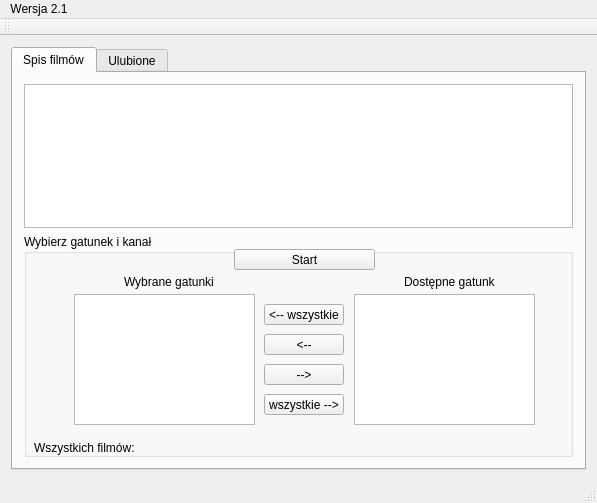
Qt form mainwindow.ui (lukaszres/QProgramTV) before a commit.
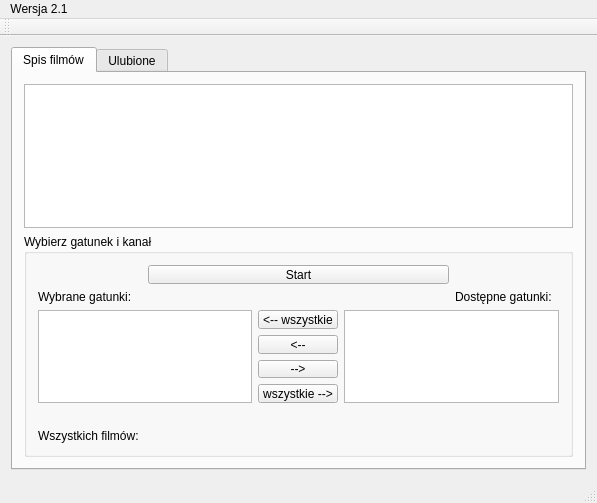
The same form after that commit. Icons and pictures are not drawn.

Diff of the .ui file:
```diff
--- a/mainwindow.ui
+++ b/mainwindow.ui
@@ -67,54 +67,30 @@
           <property name="title">
            <string>Wybierz gatunek i kanał</string>
           </property>
-          <widget class="QLabel" name="label">
-           <property name="geometry">
-            <rect>
-             <x>10</x>
-             <y>204</y>
-             <width>170</width>
-             <height>20</height>
-            </rect>
-           </property>
-           <property name="text">
-            <string>Wszystkich filmów:</string>
-           </property>
-          </widget>
-          <widget class="QLabel" name="label_2">
-           <property name="geometry">
-            <rect>
-             <x>10</x>
-             <y>190</y>
-             <width>541</width>
-             <height>20</height>
-            </rect>
-           </property>
-           <property name="text">
-            <string/>
-           </property>
-          </widget>
+          <layout class="QGridLayout" name="gridLayout_3">
+           <item row="0" column="1" colspan="3">
           <widget class="QPushButton" name="pushButton_Start">
-           <property name="geometry">
-            <rect>
-             <x>210</x>
-             <y>15</y>
-             <width>141</width>
-             <height>21</height>
-            </rect>
-           </property>
            <property name="text">
             <string>Start</string>
            </property>
           </widget>
+           </item>
+           <item row="1" column="0">
+            <widget class="QLabel" name="label_3">
+             <property name="text">
+              <string>Wybrane gatunki:</string>
+             </property>
+            </widget>
+           </item>
+           <item row="1" column="4">
+            <widget class="QLabel" name="label_4">
+             <property name="text">
+              <string>Dostępne gatunki:</string>
+             </property>
+            </widget>
+           </item>
+           <item row="2" column="0" rowspan="4" colspan="2">
           <widget class="QListView" name="listView_ChoosedGenres">
-           <property name="geometry">
-            <rect>
-             <x>50</x>
-             <y>60</y>
-             <width>181</width>
-             <height>131</height>
-            </rect>
-           </property>
            <property name="editTriggers">
             <set>QAbstractItemView::NoEditTriggers</set>
            </property>
@@ -122,15 +98,16 @@
             <enum>QAbstractItemView::ExtendedSelection</enum>
            </property>
           </widget>
+           </item>
+           <item row="2" column="2">
+            <widget class="QPushButton" name="pushButton_AddAllGenres">
+             <property name="text">
+              <string>&lt;-- wszystkie</string>
+             </property>
+            </widget>
+           </item>
+           <item row="2" column="3" rowspan="4" colspan="2">
           <widget class="QListView" name="listView_LeftGenres">
-           <property name="geometry">
-            <rect>
-             <x>330</x>
-             <y>60</y>
-             <width>181</width>
-             <height>131</height>
-            </rect>
-           </property>
            <property name="editTriggers">
             <set>QAbstractItemView::NoEditTriggers</set>
            </property>
@@ -138,84 +115,43 @@
             <enum>QAbstractItemView::ExtendedSelection</enum>
            </property>
           </widget>
+           </item>
+           <item row="3" column="2">
           <widget class="QPushButton" name="pushButton_AddGenres">
-           <property name="geometry">
-            <rect>
-             <x>240</x>
-             <y>100</y>
-             <width>80</width>
-             <height>21</height>
-            </rect>
-           </property>
            <property name="text">
             <string>&lt;--</string>
            </property>
           </widget>
+           </item>
+           <item row="4" column="2">
           <widget class="QPushButton" name="pushButton_RemoveGenres">
-           <property name="geometry">
-            <rect>
-             <x>240</x>
-             <y>130</y>
-             <width>80</width>
-             <height>21</height>
-            </rect>
-           </property>
            <property name="text">
             <string>--&gt;</string>
            </property>
           </widget>
-          <widget class="QPushButton" name="pushButton_AddAllGenres">
-           <property name="geometry">
-            <rect>
-             <x>240</x>
-             <y>70</y>
-             <width>80</width>
-             <height>21</height>
-            </rect>
-           </property>
-           <property name="text">
-            <string>&lt;-- wszystkie</string>
-           </property>
-          </widget>
+           </item>
+           <item row="5" column="2">
           <widget class="QPushButton" name="pushButton_RemoveAllGenres">
-           <property name="geometry">
-            <rect>
-             <x>240</x>
-             <y>160</y>
-             <width>80</width>
-             <height>21</height>
-            </rect>
-           </property>
            <property name="text">
             <string>wszystkie --&gt;</string>
            </property>
           </widget>
-          <widget class="QLabel" name="label_3">
-           <property name="geometry">
-            <rect>
-             <x>100</x>
-             <y>40</y>
-             <width>91</width>
-             <height>16</height>
-            </rect>
-           </property>
+           </item>
+           <item row="6" column="0" colspan="5">
+            <widget class="QLabel" name="label_2">
            <property name="text">
-            <string>Wybrane gatunki:</string>
-           </property>
-          </widget>
-          <widget class="QLabel" name="label_4">
-           <property name="geometry">
-            <rect>
-             <x>380</x>
-             <y>40</y>
-             <width>91</width>
-             <height>16</height>
-            </rect>
-           </property>
+              <string/>
+             </property>
+            </widget>
+           </item>
+           <item row="7" column="0">
+            <widget class="QLabel" name="label">
            <property name="text">
-            <string>Dostępne gatunki:</string>
-           </property>
-          </widget>
+              <string>Wszystkich filmów:</string>
+             </property>
+            </widget>
+           </item>
+          </layout>
          </widget>
         </item>
        </layout>
```
Left out of the diff: 6 changed lines with no effect on the pictures. Lines whose indentation alone changed are shown as unchanged.
